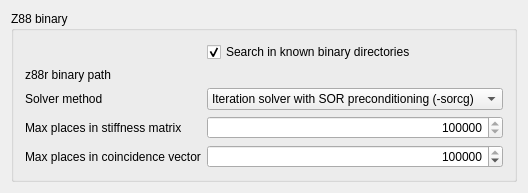
southseact-3d/fcd, file src/Mod/Fem/Gui/DlgSettingsFemZ88.ui: the form before one commit.
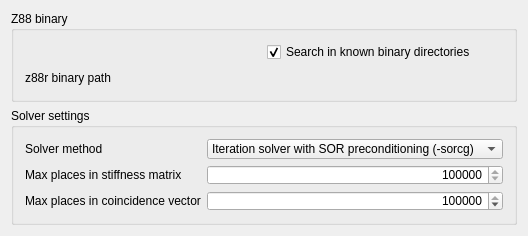
The form after the commit. Custom widgets are drawn as their Qt base class.

Commit message:
[FEM] some fixes for the Z88 settings dialog
- separate the solver from the binary settings
- fix tooltips and label names

```diff
--- a/src/Mod/Fem/Gui/DlgSettingsFemZ88.ui
+++ b/src/Mod/Fem/Gui/DlgSettingsFemZ88.ui
@@ -7,15 +7,15 @@
     <x>0</x>
     <y>0</y>
     <width>466</width>
-    <height>173</height>
+    <height>218</height>
    </rect>
   </property>
   <property name="windowTitle">
    <string>Z88</string>
   </property>
-  <layout class="QVBoxLayout" name="verticalLayout_2">
+  <layout class="QVBoxLayout" name="verticalLayout_3">
    <item>
-    <widget class="QGroupBox" name="gb_z88_param">
+    <widget class="QGroupBox" name="gb_z88_param_binary">
      <property name="sizePolicy">
       <sizepolicy hsizetype="Preferred" vsizetype="Preferred">
        <horstretch>0</horstretch>
@@ -34,71 +34,6 @@
      <layout class="QVBoxLayout" name="verticalLayout">
       <item>
        <layout class="QGridLayout" name="gl_z88">
-        <item row="4" column="2">
-         <widget class="Gui::PrefSpinBox" name="sb_Z88_MaxGS">
-          <property name="toolTip">
-           <string>Maximal places in stiffnes matrix.
-You might need to increase this when using the
-Cholesky solver and you get the error message
-that &quot;MAXGS&quot; needs to be increased.</string>
-          </property>
-          <property name="alignment">
-           <set>Qt::AlignRight|Qt::AlignTrailing|Qt::AlignVCenter</set>
-          </property>
-          <property name="minimum">
-           <number>6000000</number>
-          </property>
-          <property name="maximum">
-           <number>2147483647</number>
-          </property>
-          <property name="singleStep">
-           <number>10000000</number>
-          </property>
-          <property name="value">
-           <number>100000000</number>
-          </property>
-          <property name="prefEntry" stdset="0">
-           <cstring>MaxGS</cstring>
-          </property>
-          <property name="prefPath" stdset="0">
-           <cstring>Mod/Fem/Z88</cstring>
-          </property>
-         </widget>
-        </item>
-        <item row="5" column="2">
-         <widget class="Gui::PrefSpinBox" name="sb_Z88_MaxKOI">
-          <property name="toolTip">
-           <string>Maximal places in coincidence vector.
-(number of knots per element times
- number of finite elements)
-
-You might need to increase this when using an
-iterative solver and you get the error message
-that &quot;MAXKOI&quot; needs to be increased.</string>
-          </property>
-          <property name="alignment">
-           <set>Qt::AlignRight|Qt::AlignTrailing|Qt::AlignVCenter</set>
-          </property>
-          <property name="minimum">
-           <number>50000</number>
-          </property>
-          <property name="maximum">
-           <number>2147483647</number>
-          </property>
-          <property name="singleStep">
-           <number>100000</number>
-          </property>
-          <property name="value">
-           <number>2800000</number>
-          </property>
-          <property name="prefEntry" stdset="0">
-           <cstring>MaxKOI</cstring>
-          </property>
-          <property name="prefPath" stdset="0">
-           <cstring>Mod/Fem/Z88</cstring>
-          </property>
-         </widget>
-        </item>
         <item row="2" column="2">
          <widget class="Gui::PrefFileChooser" name="fc_z88_binary_path" native="true">
           <property name="enabled">
@@ -113,7 +48,7 @@
           <property name="minimumSize">
            <size>
             <width>0</width>
-            <height>0</height>
+            <height>20</height>
            </size>
           </property>
           <property name="sizeIncrement">
@@ -141,6 +76,12 @@
         </item>
         <item row="0" column="2">
          <widget class="Gui::PrefCheckBox" name="cb_z88_binary_std">
+          <property name="minimumSize">
+           <size>
+            <width>0</width>
+            <height>20</height>
+           </size>
+          </property>
           <property name="text">
            <string>Search in known binary directories</string>
           </property>
@@ -155,13 +96,6 @@
           </property>
          </widget>
         </item>
-        <item row="5" column="0">
-         <widget class="QLabel" name="l_ccx_max_iterations_2">
-          <property name="text">
-           <string>Max places in coincidence vector</string>
-          </property>
-         </widget>
-        </item>
         <item row="2" column="0">
          <widget class="QLabel" name="l_z88_binary_path">
           <property name="enabled">
@@ -184,25 +118,133 @@
           </property>
          </widget>
         </item>
-        <item row="3" column="0">
-         <widget class="QLabel" name="l_ccx_initial_time_step">
-          <property name="text">
-           <string>Solver method</string>
-          </property>
-         </widget>
-        </item>
-        <item row="4" column="0">
-         <widget class="QLabel" name="l_ccx_max_iterations">
-          <property name="text">
-           <string>Max places in stiffness matrix</string>
-          </property>
-         </widget>
-        </item>
+       </layout>
+      </item>
+     </layout>
+    </widget>
+   </item>
+   <item>
+    <widget class="QGroupBox" name="gb_z88_param_solver">
+     <property name="sizePolicy">
+      <sizepolicy hsizetype="Preferred" vsizetype="Preferred">
+       <horstretch>0</horstretch>
+       <verstretch>0</verstretch>
+      </sizepolicy>
+     </property>
+     <property name="layoutDirection">
+      <enum>Qt::LeftToRight</enum>
+     </property>
+     <property name="title">
+      <string>Solver settings</string>
+     </property>
+     <property name="alignment">
+      <set>Qt::AlignLeading|Qt::AlignLeft|Qt::AlignTop</set>
+     </property>
+     <layout class="QVBoxLayout" name="verticalLayout_2">
+      <item>
+       <layout class="QGridLayout" name="gl_z88_2">
         <item row="3" column="2">
+         <widget class="Gui::PrefSpinBox" name="sb_Z88_MaxKOI">
+          <property name="minimumSize">
+           <size>
+            <width>0</width>
+            <height>20</height>
+           </size>
+          </property>
+          <property name="toolTip">
+           <string>Maximal places in coincidence vector.
+(number of knots per element times
+ number of finite elements)
+
+You might need to increase this when using an
+iterative solver and you get the error message
+that &quot;MAXKOI&quot; needs to be increased.</string>
+          </property>
+          <property name="alignment">
+           <set>Qt::AlignRight|Qt::AlignTrailing|Qt::AlignVCenter</set>
+          </property>
+          <property name="minimum">
+           <number>50000</number>
+          </property>
+          <property name="maximum">
+           <number>2147483647</number>
+          </property>
+          <property name="singleStep">
+           <number>100000</number>
+          </property>
+          <property name="value">
+           <number>2800000</number>
+          </property>
+          <property name="prefEntry" stdset="0">
+           <cstring>MaxKOI</cstring>
+          </property>
+          <property name="prefPath" stdset="0">
+           <cstring>Mod/Fem/Z88</cstring>
+          </property>
+         </widget>
+        </item>
+        <item row="2" column="0">
+         <widget class="QLabel" name="l_max_stiffness">
+          <property name="text">
+           <string>Max places in stiffness matrix</string>
+          </property>
+         </widget>
+        </item>
+        <item row="2" column="2">
+         <widget class="Gui::PrefSpinBox" name="sb_Z88_MaxGS">
+          <property name="minimumSize">
+           <size>
+            <width>0</width>
+            <height>20</height>
+           </size>
+          </property>
+          <property name="toolTip">
+           <string>Maximal places in stiffnes matrix.
+You might need to increase this when using the
+Cholesky solver and you get the error message
+that &quot;MAXGS&quot; needs to be increased.</string>
+          </property>
+          <property name="alignment">
+           <set>Qt::AlignRight|Qt::AlignTrailing|Qt::AlignVCenter</set>
+          </property>
+          <property name="minimum">
+           <number>6000000</number>
+          </property>
+          <property name="maximum">
+           <number>2147483647</number>
+          </property>
+          <property name="singleStep">
+           <number>10000000</number>
+          </property>
+          <property name="value">
+           <number>100000000</number>
+          </property>
+          <property name="prefEntry" stdset="0">
+           <cstring>MaxGS</cstring>
+          </property>
+          <property name="prefPath" stdset="0">
+           <cstring>Mod/Fem/Z88</cstring>
+          </property>
+         </widget>
+        </item>
+        <item row="1" column="0">
+         <widget class="QLabel" name="l_solver_method">
+          <property name="text">
+           <string>Solver method</string>
+          </property>
+         </widget>
+        </item>
+        <item row="1" column="2">
          <widget class="Gui::PrefComboBox" name="cmb_solver">
           <property name="enabled">
            <bool>true</bool>
           </property>
+          <property name="minimumSize">
+           <size>
+            <width>0</width>
+            <height>20</height>
+           </size>
+          </property>
           <property name="toolTip">
            <string>solve to be used by Z88</string>
           </property>
@@ -232,6 +274,13 @@
           </item>
          </widget>
         </item>
+        <item row="3" column="0">
+         <widget class="QLabel" name="l_max_coincidence">
+          <property name="text">
+           <string>Max places in coincidence vector</string>
+          </property>
+         </widget>
+        </item>
        </layout>
       </item>
      </layout>
```
Left out of the diff: 2 changed lines with no effect on the pictures.
